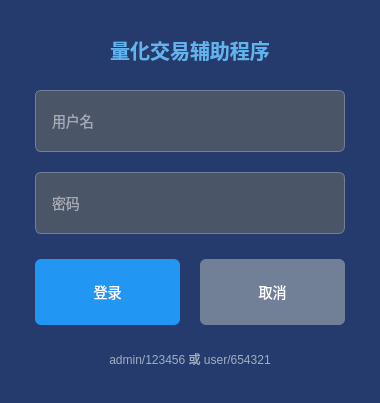
First picture: the form in src/ui/logindialog.ui, repository zhoulanmu/QTquant, before the edit.
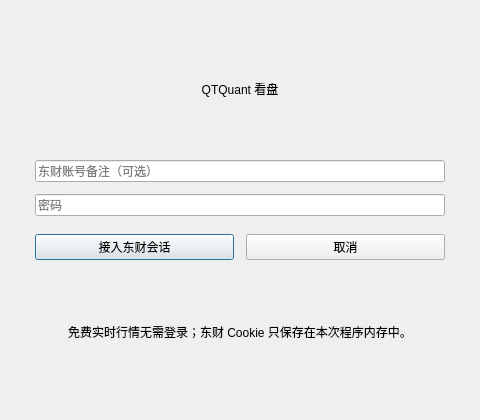
Second picture: the form after the edit.

```diff
--- a/src/ui/logindialog.ui
+++ b/src/ui/logindialog.ui
@@ -6,19 +6,16 @@
    <rect>
     <x>0</x>
     <y>0</y>
-    <width>380</width>
-    <height>320</height>
+    <width>480</width>
+    <height>420</height>
    </rect>
   </property>
   <property name="windowTitle">
-   <string>用户登录 - QTQuant</string>
-  </property>
-  <property name="styleSheet">
-   <string notr="true">QDialog { background-color: #253b6e; }</string>
+   <string>QTQuant - 东财账号</string>
   </property>
   <layout class="QVBoxLayout" name="verticalLayout">
    <property name="spacing">
-    <number>25</number>
+    <number>18</number>
    </property>
    <property name="margin">
     <number>35</number>
@@ -26,28 +23,22 @@
    <item>
     <widget class="QLabel" name="titleLabel">
      <property name="text">
-      <string>量化交易辅助程序</string>
+      <string>QTQuant 看盘</string>
      </property>
      <property name="alignment">
       <set>Qt::AlignCenter</set>
      </property>
-     <property name="styleSheet">
-      <string notr="true">font-size: 20px; font-weight: bold; color: #63b3ed;</string>
-     </property>
     </widget>
    </item>
    <item>
     <layout class="QVBoxLayout" name="inputLayout">
      <property name="spacing">
-      <number>20</number>
+      <number>12</number>
      </property>
      <item>
       <widget class="QLineEdit" name="usernameEdit">
        <property name="placeholderText">
-        <string>用户名</string>
-       </property>
-       <property name="styleSheet">
-        <string notr="true">background-color: #4a5568; color: white; border: 1px solid #718096; border-radius: 6px; padding: 10px 14px; font-size: 14px; min-height: 40px;</string>
+        <string>东财账号备注（可选）</string>
        </property>
       </widget>
      </item>
@@ -59,9 +50,6 @@
        <property name="placeholderText">
         <string>密码</string>
        </property>
-       <property name="styleSheet">
-        <string notr="true">background-color: #4a5568; color: white; border: 1px solid #718096; border-radius: 6px; padding: 10px 14px; font-size: 14px; min-height: 40px;</string>
-       </property>
       </widget>
      </item>
     </layout>
@@ -69,15 +57,12 @@
    <item>
     <layout class="QHBoxLayout" name="horizontalLayout">
      <property name="spacing">
-      <number>20</number>
+      <number>12</number>
      </property>
      <item>
       <widget class="QPushButton" name="loginBtn">
        <property name="text">
-        <string>登录</string>
-       </property>
-       <property name="styleSheet">
-        <string notr="true">background-color: #2196f3; color: white; border: none; border-radius: 6px; padding: 12px 24px; font-size: 14px; min-height: 42px;</string>
+        <string>接入东财会话</string>
        </property>
       </widget>
      </item>
@@ -86,9 +71,6 @@
        <property name="text">
         <string>取消</string>
        </property>
-       <property name="styleSheet">
-        <string notr="true">background-color: #718096; color: white; border: none; border-radius: 6px; padding: 12px 24px; font-size: 14px; min-height: 42px;</string>
-       </property>
       </widget>
      </item>
     </layout>
@@ -96,13 +78,13 @@
    <item>
     <widget class="QLabel" name="tipLabel">
      <property name="text">
-      <string>admin/123456 或 user/654321</string>
+      <string>免费实时行情无需登录；东财 Cookie 只保存在本次程序内存中。</string>
      </property>
      <property name="alignment">
       <set>Qt::AlignCenter</set>
      </property>
-     <property name="styleSheet">
-      <string notr="true">font-size: 12px; color: #a0aec0;</string>
+     <property name="wordWrap">
+      <bool>true</bool>
      </property>
     </widget>
    </item>
```
Left out of the diff: 11 changed lines with no effect on the pictures.
